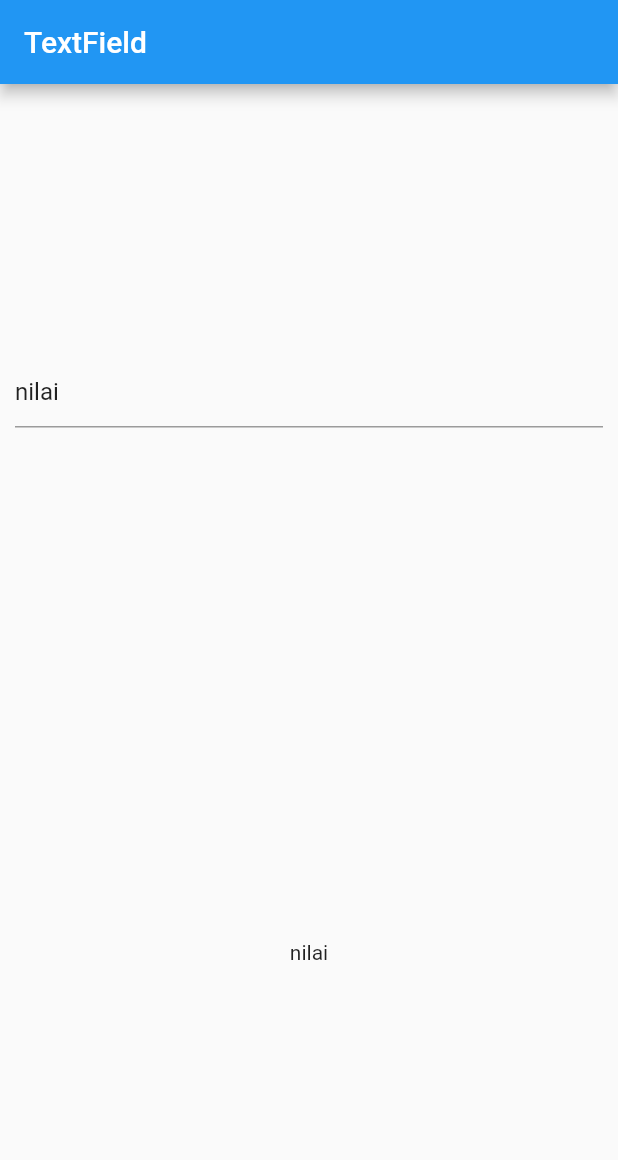
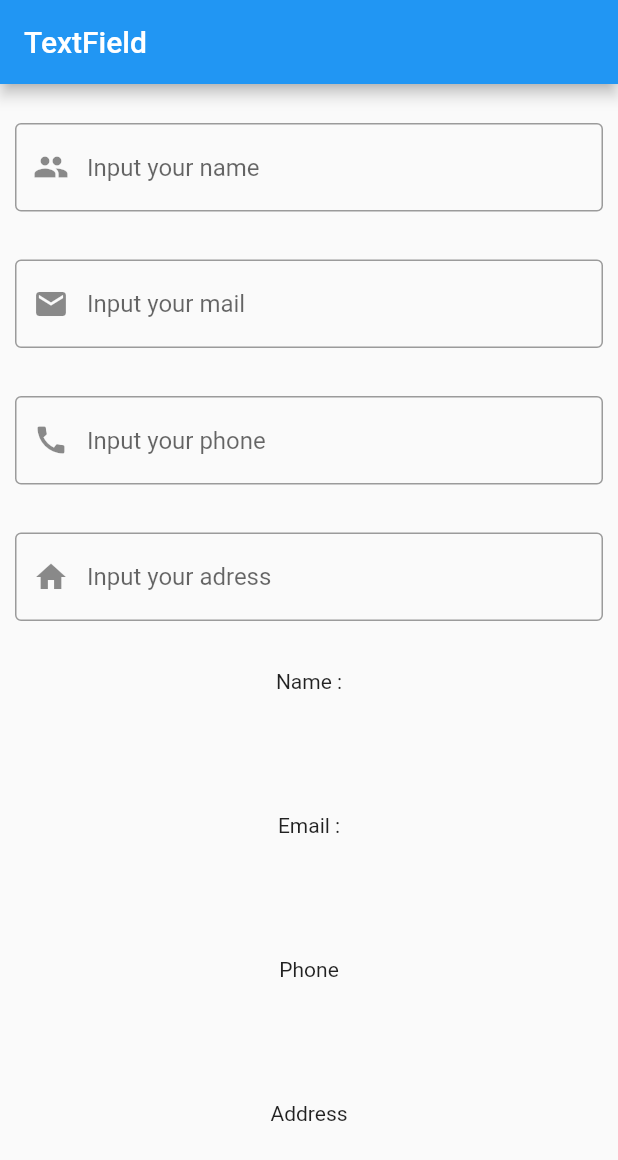
Before and after one commit to bagusset/flutter-textfield-widget, a Flutter app: the screen it shows after launch, on a phone screen of 412 x 824 dp. Shown: the top 1160 px of the screen. Run offline on Flutter 3.47's test engine with Material 2 defaults, Android fonts, the phone set to English and light mode, and no system bars.

Commit message:
add decoration textfield!

```diff
--- a/lib/main.dart
+++ b/lib/main.dart
@@ -8,7 +8,10 @@ class MyApp extends StatefulWidget {
 }
 
 class _MyAppState extends State<MyApp> {
-  TextEditingController controller = TextEditingController(text: "nilai");
+  TextEditingController name = TextEditingController();
+  TextEditingController mail = TextEditingController();
+  TextEditingController phone = TextEditingController();
+  TextEditingController home = TextEditingController();
   @override
   Widget build(BuildContext context) {
     return MaterialApp(
@@ -21,15 +24,66 @@ class _MyAppState extends State<MyApp> {
           child: Column(
             mainAxisAlignment: MainAxisAlignment.spaceAround,
             children: <Widget>[
+
               TextField(
+                decoration: InputDecoration(
+                  border: OutlineInputBorder(),
+                  prefixIcon: Icon(Icons.people),
+                  hintText: "Input your name"
+                ),
                 autocorrect: false,
                 onChanged: (value) {
                   setState(() {});
                 },
-                controller: controller,
+                controller: name,
               ),
-              Text(controller.text),
+              TextField(
+                decoration: InputDecoration(
+                  border: OutlineInputBorder(),
+                  prefixIcon: Icon(Icons.mail),
+                  hintText: "Input your mail"
+                ),
+                autocorrect: false,
+                onChanged: (value) {
+                  setState(() {});
+                },
+                controller: mail,
+              ),
+              TextField(
+                decoration: InputDecoration(
+                  border: OutlineInputBorder(),
+                  prefixIcon: Icon(Icons.call),
+                  hintText: "Input your phone"
+                ),
+                autocorrect: false,
+                onChanged: (value) {
+                  setState(() {});
+                },
+                controller: phone,
+              ),
+              TextField(
+                decoration: InputDecoration(
+                  border: OutlineInputBorder(),
+                  prefixIcon: Icon(Icons.home),
+                  hintText: "Input your adress"
+                ),
+                autocorrect: false,
+                onChanged: (value) {
+                  setState(() {});
+                },
+                controller: home,
+              ),
+              Text("Name :"),
+              Text(name.text),
+              Text("Email :"),
+              Text(mail.text),
+              Text("Phone"),
+              Text(phone.text),
+              Text("Address"),
+              Text(home.text),
+              //Text(controller.text),
             ],
+
           ),
         ),
       ),
```
